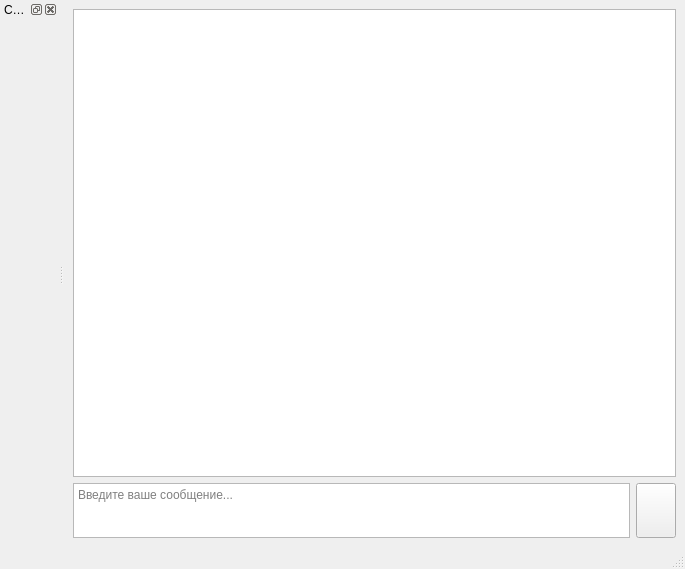
Above: mainwindow.ui from armarkaryan/aiOr before the change. Below: the same form after it.
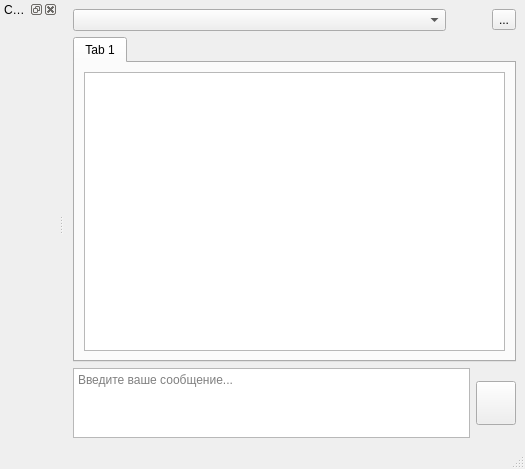
That is the form after the change. Icons and pictures are not drawn. Custom widgets are drawn as their Qt base class.

Commit message: feat: add AI selector

```diff
--- a/mainwindow.ui
+++ b/mainwindow.ui
@@ -6,13 +6,73 @@
    <rect>
     <x>0</x>
     <y>0</y>
-    <width>685</width>
-    <height>569</height>
+    <width>525</width>
+    <height>469</height>
    </rect>
   </property>
   <widget class="QWidget" name="centralwidget">
    <layout class="QVBoxLayout" name="verticalLayout_2">
     <item>
+     <layout class="QHBoxLayout" name="horizontalLayout_2">
+      <item>
+       <widget class="QComboBox" name="comboBox">
+        <property name="sizePolicy">
+         <sizepolicy hsizetype="Expanding" vsizetype="Preferred">
+          <horstretch>0</horstretch>
+          <verstretch>0</verstretch>
+         </sizepolicy>
+        </property>
+       </widget>
+      </item>
+      <item>
+       <spacer name="horizontalSpacer">
+        <property name="orientation">
+         <enum>Qt::Orientation::Horizontal</enum>
+        </property>
+        <property name="sizeType">
+         <enum>QSizePolicy::Policy::Preferred</enum>
+        </property>
+        <property name="sizeHint" stdset="0">
+         <size>
+          <width>40</width>
+          <height>20</height>
+         </size>
+        </property>
+       </spacer>
+      </item>
+      <item>
+       <widget class="QToolButton" name="toolButton">
+        <property name="text">
+         <string>...</string>
+        </property>
+        <property name="icon">
+         <iconset theme="QIcon::ThemeIcon::DocumentProperties"/>
+        </property>
+        <property name="iconSize">
+         <size>
+          <width>32</width>
+          <height>32</height>
+         </size>
+        </property>
+       </widget>
+      </item>
+     </layout>
+    </item>
+    <item>
+     <widget class="QTabWidget" name="tabWidget">
+      <property name="currentIndex">
+       <number>0</number>
+      </property>
+      <property name="elideMode">
+       <enum>Qt::TextElideMode::ElideNone</enum>
+      </property>
+      <property name="movable">
+       <bool>true</bool>
+      </property>
+      <widget class="QWidget" name="tab">
+       <attribute name="title">
+        <string>Tab 1</string>
+       </attribute>
      <layout class="QVBoxLayout" name="verticalLayout">
       <item>
        <widget class="QTextEdit" name="te_ChatHistory">
@@ -27,6 +87,10 @@
         </property>
        </widget>
       </item>
+       </layout>
+      </widget>
+     </widget>
+    </item>
       <item>
        <layout class="QHBoxLayout" name="horizontalLayout">
         <item>
@@ -37,12 +101,6 @@
             <verstretch>0</verstretch>
            </sizepolicy>
           </property>
-          <property name="maximumSize">
-           <size>
-            <width>16777215</width>
-            <height>55</height>
-           </size>
-          </property>
           <property name="placeholderText">
            <string>Введите ваше сообщение...</string>
           </property>
@@ -51,7 +109,7 @@
         <item>
          <widget class="QPushButton" name="pb_Send">
           <property name="sizePolicy">
-           <sizepolicy hsizetype="Minimum" vsizetype="Preferred">
+         <sizepolicy hsizetype="Fixed" vsizetype="Fixed">
             <horstretch>0</horstretch>
             <verstretch>0</verstretch>
            </sizepolicy>
@@ -70,13 +128,11 @@
           </property>
           <property name="iconSize">
            <size>
-            <width>32</width>
-            <height>32</height>
+          <width>64</width>
+          <height>64</height>
            </size>
           </property>
          </widget>
-        </item>
-       </layout>
       </item>
      </layout>
     </item>
@@ -84,6 +140,9 @@
   </widget>
   <widget class="QStatusBar" name="sb_Main"/>
   <widget class="QDockWidget" name="dw_ChatList">
+   <property name="autoFillBackground">
+    <bool>false</bool>
+   </property>
    <property name="windowTitle">
     <string>Chat List</string>
    </property>
```
Lines whose indentation alone changed are shown as unchanged.
